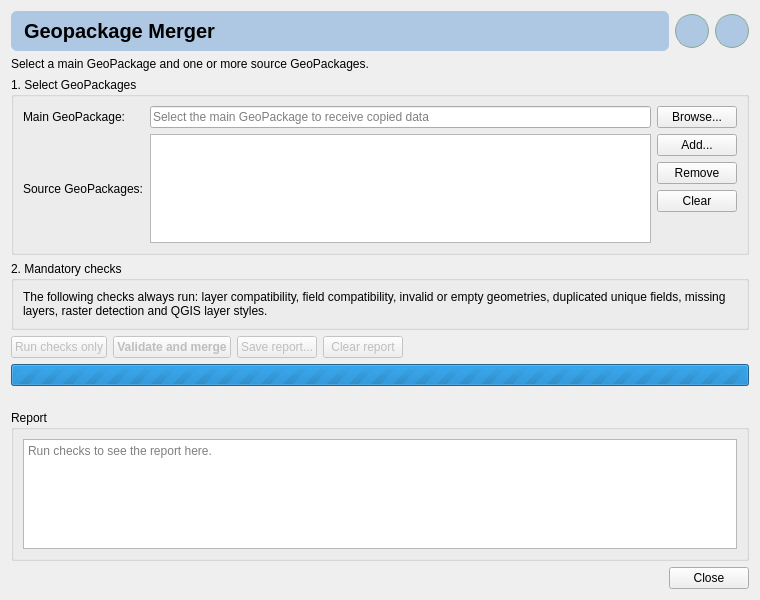
First picture: the form in geopackage_merger/geopackage_merger_dialog_base.ui, repository iswaldeen/QGIS_Plugin_Geopackage_Merger, before the edit.
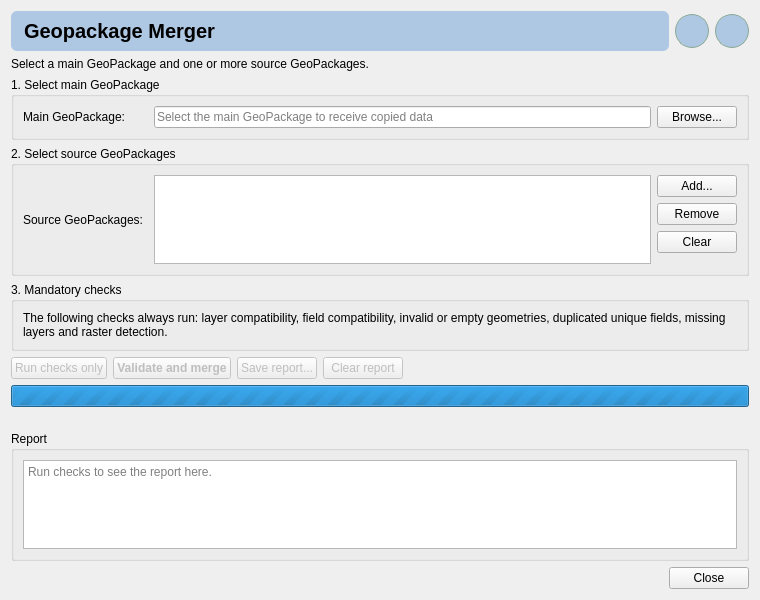
Second picture: the form after the edit.

```diff
--- a/geopackage_merger/geopackage_merger_dialog_base.ui
+++ b/geopackage_merger/geopackage_merger_dialog_base.ui
@@ -43,14 +43,21 @@
    </item>
    <item>
     <widget class="QGroupBox" name="inputGroupBox">
-     <property name="title"><string>1. Select GeoPackages</string></property>
+     <property name="title"><string>1. Select main GeoPackage</string></property>
      <layout class="QGridLayout" name="inputGridLayout">
-      <item row="0" column="0"><widget class="QLabel" name="targetLabel"><property name="text"><string>Main GeoPackage:</string></property></widget></item>
+      <item row="0" column="0"><widget class="QLabel" name="targetLabel"><property name="minimumSize"><size><width>125</width><height>0</height></size></property><property name="maximumSize"><size><width>125</width><height>16777215</height></size></property><property name="text"><string>Main GeoPackage:</string></property></widget></item>
       <item row="0" column="1"><widget class="QLineEdit" name="targetLineEdit"><property name="readOnly"><bool>true</bool></property><property name="placeholderText"><string>Select the main GeoPackage to receive copied data</string></property></widget></item>
       <item row="0" column="2"><widget class="QPushButton" name="targetBrowseButton"><property name="text"><string>Browse...</string></property></widget></item>
-      <item row="1" column="0"><widget class="QLabel" name="sourceLabel"><property name="text"><string>Source GeoPackages:</string></property></widget></item>
-      <item row="1" column="1"><widget class="QListWidget" name="sourceListWidget"><property name="minimumHeight"><number>115</number></property></widget></item>
-      <item row="1" column="2">
+     </layout>
+    </widget>
+   </item>
+   <item>
+    <widget class="QGroupBox" name="sourceGroupBox">
+     <property name="title"><string>2. Select source GeoPackages</string></property>
+     <layout class="QGridLayout" name="sourceGridLayout">
+      <item row="0" column="0"><widget class="QLabel" name="sourceLabel"><property name="minimumSize"><size><width>125</width><height>0</height></size></property><property name="maximumSize"><size><width>125</width><height>16777215</height></size></property><property name="text"><string>Source GeoPackages:</string></property></widget></item>
+      <item row="0" column="1"><widget class="QListWidget" name="sourceListWidget"><property name="minimumHeight"><number>115</number></property></widget></item>
+      <item row="0" column="2">
        <layout class="QVBoxLayout" name="sourceButtonsLayout">
         <item><widget class="QPushButton" name="addSourcesButton"><property name="text"><string>Add...</string></property></widget></item>
         <item><widget class="QPushButton" name="removeSourceButton"><property name="text"><string>Remove</string></property></widget></item>
@@ -63,12 +70,12 @@
    </item>
    <item>
     <widget class="QGroupBox" name="checksSummaryGroupBox">
-     <property name="title"><string>2. Mandatory checks</string></property>
+     <property name="title"><string>3. Mandatory checks</string></property>
      <layout class="QVBoxLayout" name="checksSummaryLayout">
       <item>
        <widget class="QLabel" name="checksSummaryLabel">
         <property name="wordWrap"><bool>true</bool></property>
-        <property name="text"><string>The following checks always run: layer compatibility, field compatibility, invalid or empty geometries, duplicated unique fields, missing layers, raster detection and QGIS layer styles.</string></property>
+        <property name="text"><string>The following checks always run: layer compatibility, field compatibility, invalid or empty geometries, duplicated unique fields, missing layers and raster detection.</string></property>
        </widget>
       </item>
      </layout>
```
